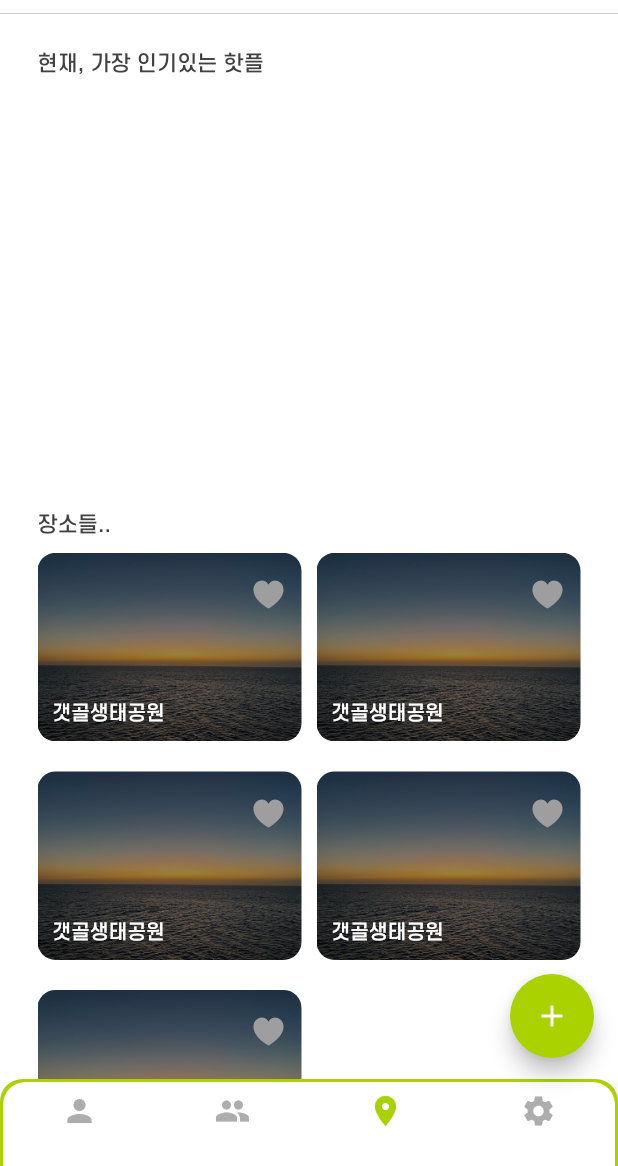
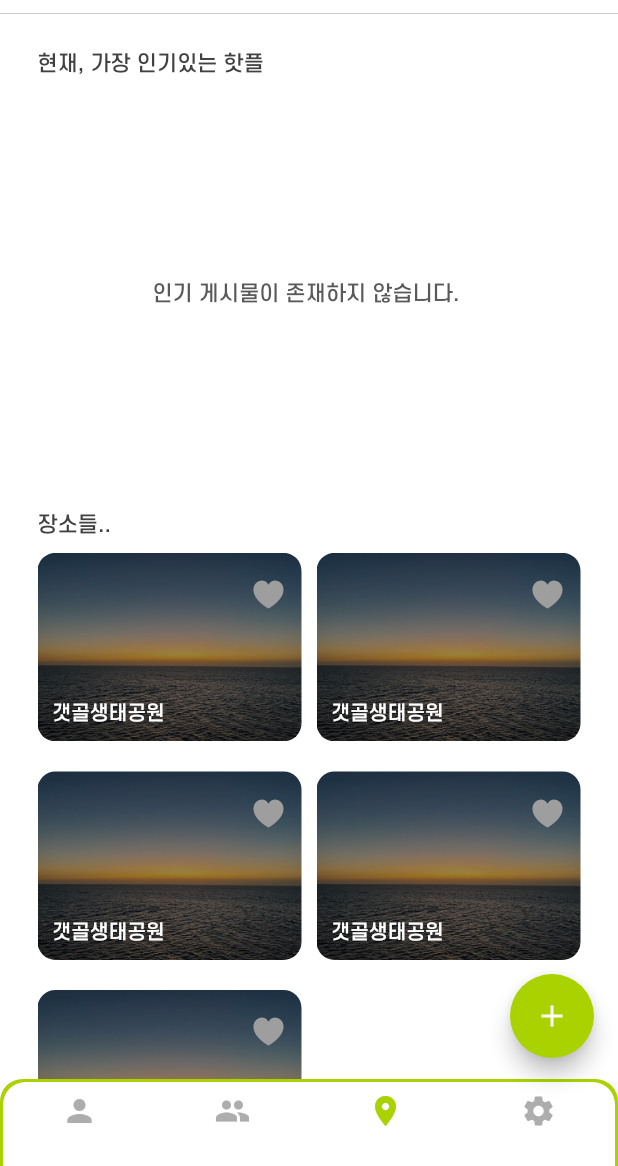
Before and after one commit to doubleS19/haemo-Front, a Flutter app: the screen it shows after launch, item 3 of the bottom bar chosen, on a phone screen of 412 x 824 dp, the part 70-1236 px from its top. Run offline on Flutter 3.47's test engine with Material 2 defaults, Android fonts, the phone set to English and light mode, and no system bars; drawn by our look-alikes of flutter_speed_dial; our stand-ins replace cloud_firestore, firebase_core, flutter_slidable, font_awesome_flutter, get, get_storage and 3 more; missing offline and left inert: dart:ffi, textfield_tags; accounts and stored records are empty; network calls fail; statements that could not run were skipped.

Commit message:
fix: 인기 게시물 null 값 에러 수정

```diff
--- a/lib/screens/page/hot_place_page.dart
+++ b/lib/screens/page/hot_place_page.dart
@@ -36,21 +36,7 @@ class _HotPlacePageState extends State<HotPlacePage> {
                 style: CustomThemes.hotPlaceSubTitleTextStyle),
             Expanded(
                 flex: 4,
-                child: ListView.builder(
-                  scrollDirection: Axis.horizontal,
-                  itemCount: hotPlaceController.popularHotPlaceList.length,
-                  itemBuilder: (BuildContext context, int index) {
-                    return Container(
-                        padding: const EdgeInsets.fromLTRB(0, 15, 15, 15),
-                        alignment: Alignment.center,
-                        child: popularHotPlaceCard(
-                            context,
-                            hotPlaceController.popularHotPlaceList[index],
-                            hotPlaceController.hpWishList.contains(
-                                hotPlaceController
-                                    .popularHotPlaceList[index].pId)));
-                  },
-                )),
+                child: popularHotPlaceCardList(hotPlaceController)),
             Text("장소들..", style: CustomThemes.hotPlaceSubTitleTextStyle),
             Expanded(
                 flex: 5,
@@ -86,6 +72,22 @@ class _HotPlacePageState extends State<HotPlacePage> {
       ),
     );
   }
+}
+Widget popularHotPlaceCardList(HotPlacePageController hotPlaceController){
+  return hotPlaceController.popularHotPlaceList.isNotEmpty?
+  ListView.builder(
+    scrollDirection: Axis.horizontal,
+    itemCount: hotPlaceController.popularHotPlaceList.length,
+    itemBuilder: (BuildContext context, int index) {
+      return Container(
+          padding: const EdgeInsets.fromLTRB(0, 15, 15, 15),
+          alignment: Alignment.center,
+          child: popularHotPlaceCard(
+              context,
+              hotPlaceController.popularHotPlaceList[index],
+              hotPlaceController.hpWishList.contains(hotPlaceController.popularHotPlaceList[index].pId)));
+    },
+  ):const Center(child: Text("인기 게시물이 존재하지 않습니다. "));
 }
 
 Widget popularHotPlaceCard(BuildContext context,
```
